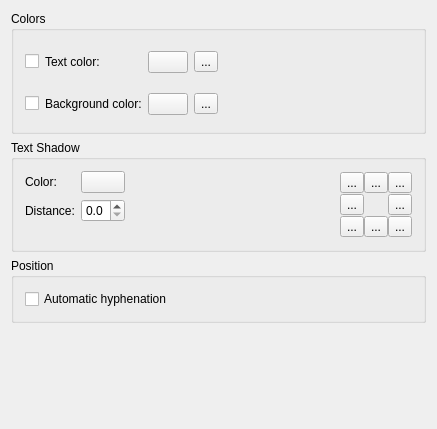
KDE/calligra, file plugins/textshape/dialogs/FontDecorations.ui: the form before one commit.
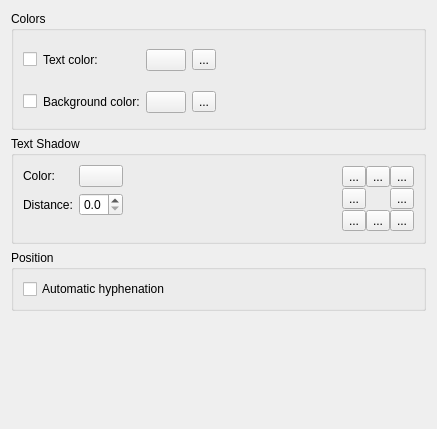
The form after the commit. Custom widgets are drawn as their Qt base class.

Commit message: Remove hardcoded layoutdefault in UI files, for default spacing from style

Diff of the .ui file:
```diff
--- a/plugins/textshape/dialogs/FontDecorations.ui
+++ b/plugins/textshape/dialogs/FontDecorations.ui
@@ -314,7 +314,6 @@
    </item>
   </layout>
  </widget>
- <layoutdefault spacing="6" margin="11"/>
  <customwidgets>
   <customwidget>
    <class>KColorButton</class>
```
The commit also changes 9 other files.
